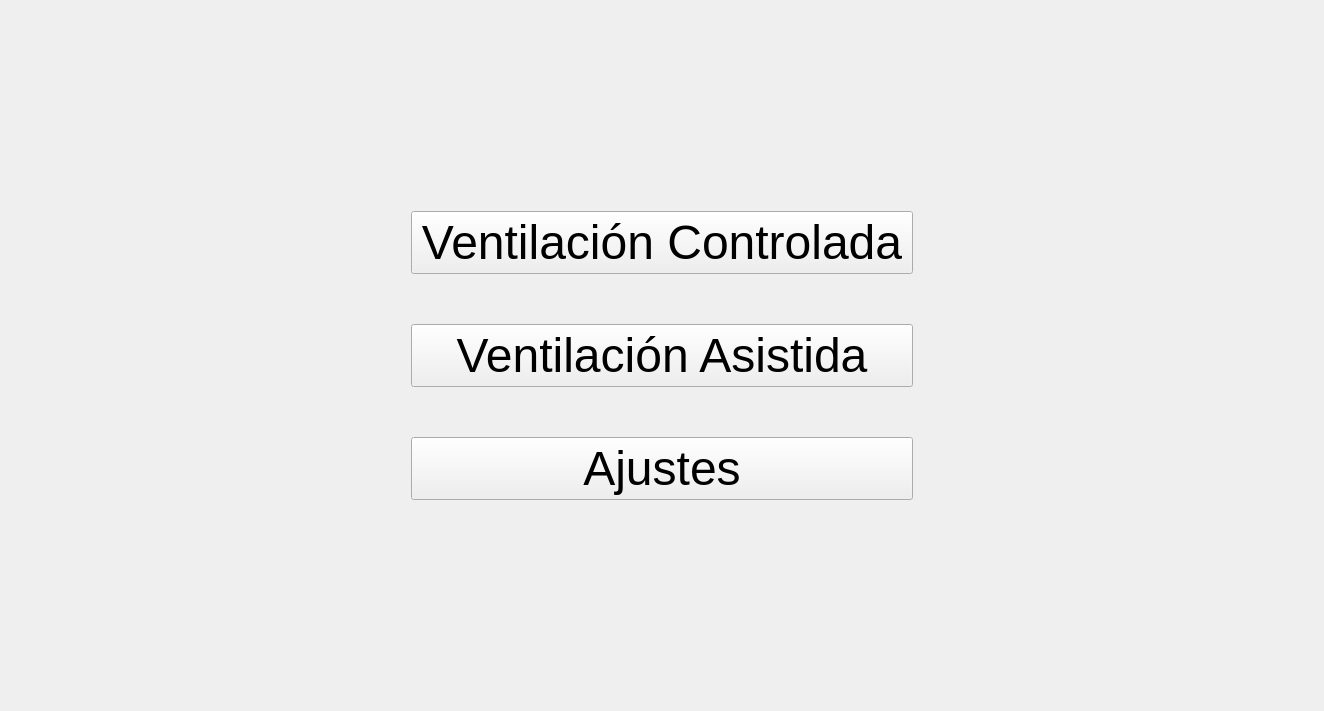
The window that ui/UIPrincipal.ui (claydergc/RPIRespirador) describes before a commit, drawn with Qt 5.
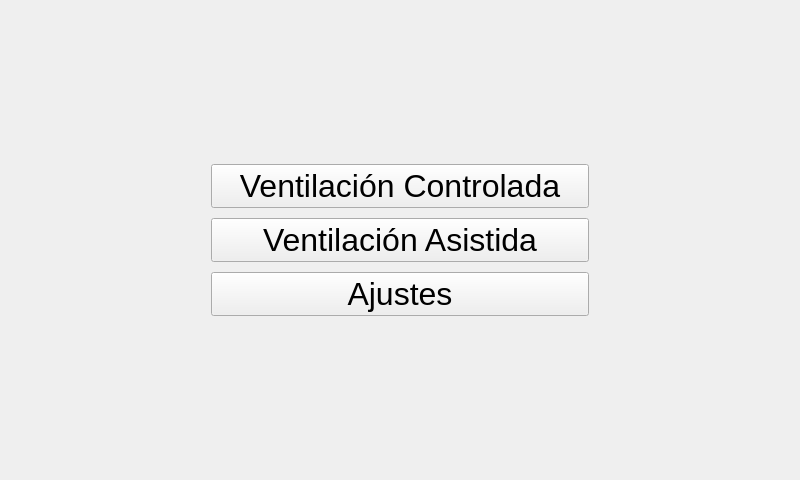
The same window after the commit.

Diff of the .ui file:
```diff
--- a/ui/UIPrincipal.ui
+++ b/ui/UIPrincipal.ui
@@ -6,8 +6,8 @@
    <rect>
     <x>0</x>
     <y>0</y>
-    <width>1324</width>
-    <height>707</height>
+    <width>800</width>
+    <height>480</height>
    </rect>
   </property>
   <property name="windowTitle">
@@ -17,25 +17,25 @@
    <item>
     <layout class="QGridLayout" name="gridLayout">
      <property name="leftMargin">
-      <number>400</number>
+      <number>200</number>
      </property>
      <property name="topMargin">
-      <number>200</number>
+      <number>50</number>
      </property>
      <property name="rightMargin">
-      <number>400</number>
+      <number>200</number>
      </property>
      <property name="bottomMargin">
-      <number>200</number>
+      <number>50</number>
      </property>
      <property name="verticalSpacing">
-      <number>50</number>
+      <number>10</number>
      </property>
      <item row="2" column="0">
       <widget class="QPushButton" name="btnAjustes">
        <property name="font">
         <font>
-         <pointsize>36</pointsize>
+         <pointsize>24</pointsize>
         </font>
        </property>
        <property name="text">
@@ -47,7 +47,7 @@
       <widget class="QPushButton" name="btnVentAsistida">
        <property name="font">
         <font>
-         <pointsize>36</pointsize>
+         <pointsize>24</pointsize>
         </font>
        </property>
        <property name="text">
@@ -71,7 +71,7 @@
        </property>
        <property name="font">
         <font>
-         <pointsize>36</pointsize>
+         <pointsize>24</pointsize>
          <strikeout>false</strikeout>
         </font>
        </property>
```
